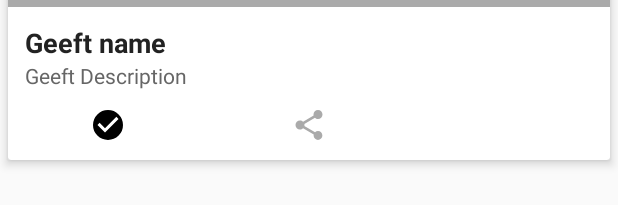
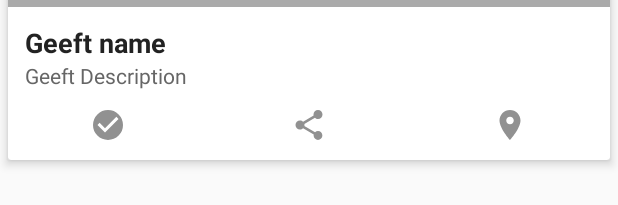
Before and after one commit to meltingpotteam/geeft, an Android app: the layout geeft_list_item.xml on its own in the app's theme, with its tools: preview values and no code run, on a phone screen of 412 x 824 dp. Shown: the part 465-670 px from the top of the screen. Run offline under Robolectric (Android 15) with nearby library versions, the phone set to English and light mode, and no system bars; plain views replace SimpleDraweeView.

Commit message:
addGeeft merged with master

```diff
--- a/app/src/main/AndroidManifest.xml
+++ b/app/src/main/AndroidManifest.xml
@@ -45,10 +45,6 @@
         <activity android:name=".activities.MainActivity">
         </activity>
 
-        <activity android:name="com.facebook.FacebookActivity"
-                  android:configChanges=
-                      "keyboard|keyboardHidden|screenLayout|screenSize|orientation"
-                  android:theme="@style/AppTheme"/>
 
         <!-- add geeft activity-->
         <activity android:name=".activities.AddGeeft"
--- a/app/src/main/res/drawable-hdpi/ic_menu_share_white.xml
+++ /dev/null
@@ -1,9 +0,0 @@
-<vector xmlns:android="http://schemas.android.com/apk/res/android"
-        android:width="24dp"
-        android:height="24dp"
-        android:viewportHeight="24.0"
-        android:viewportWidth="24.0">
-    <path
-        android:fillColor="@android:color/darker_gray"
-        android:pathData="M18,16.08c-0.76,0 -1.44,0.3 -1.96,0.77L8.91,12.7c0.05,-0.23 0.09,-0.46 0.09,-0.7s-0.04,-0.47 -0.09,-0.7l7.05,-4.11c0.54,0.5 1.25,0.81 2.04,0.81 1.66,0 3,-1.34 3,-3s-1.34,-3 -3,-3 -3,1.34 -3,3c0,0.24 0.04,0.47 0.09,0.7L8.04,9.81C7.5,9.31 6.79,9 6,9c-1.66,0 -3,1.34 -3,3s1.34,3 3,3c0.79,0 1.5,-0.31 2.04,-0.81l7.12,4.16c-0.05,0.21 -0.08,0.43 -0.08,0.65 0,1.61 1.31,2.92 2.92,2.92 1.61,0 2.92,-1.31 2.92,-2.92s-1.31,-2.92 -2.92,-2.92z"/>
-</vector>
--- a/app/src/main/res/drawable-nodpi/ic_menu_share_white.xml
+++ b/app/src/main/res/drawable-nodpi/ic_menu_share_white.xml
@@ -4,6 +4,6 @@
         android:viewportHeight="24.0"
         android:viewportWidth="24.0">
     <path
-        android:fillColor="@android:color/darker_gray"
+        android:fillColor="@color/card_icons_color"
         android:pathData="M18,16.08c-0.76,0 -1.44,0.3 -1.96,0.77L8.91,12.7c0.05,-0.23 0.09,-0.46 0.09,-0.7s-0.04,-0.47 -0.09,-0.7l7.05,-4.11c0.54,0.5 1.25,0.81 2.04,0.81 1.66,0 3,-1.34 3,-3s-1.34,-3 -3,-3 -3,1.34 -3,3c0,0.24 0.04,0.47 0.09,0.7L8.04,9.81C7.5,9.31 6.79,9 6,9c-1.66,0 -3,1.34 -3,3s1.34,3 3,3c0.79,0 1.5,-0.31 2.04,-0.81l7.12,4.16c-0.05,0.21 -0.08,0.43 -0.08,0.65 0,1.61 1.31,2.92 2.92,2.92 1.61,0 2.92,-1.31 2.92,-2.92s-1.31,-2.92 -2.92,-2.92z"/>
 </vector>
--- a/app/src/main/res/drawable/checkbox_marked_circle.xml
+++ b/app/src/main/res/drawable/checkbox_marked_circle.xml
@@ -4,5 +4,6 @@
     android:width="24dp"
     android:viewportWidth="24"
     android:viewportHeight="24">
-    <path android:fillColor="#000" android:pathData="M10,17L5,12L6.41,10.58L10,14.17L17.59,6.58L19,8M12,2A10,10 0 0,0 2,12A10,10 0 0,0 12,22A10,10 0 0,0 22,12A10,10 0 0,0 12,2Z" />
+    <path android:fillColor="@color/card_icons_color"
+          android:pathData="M10,17L5,12L6.41,10.58L10,14.17L17.59,6.58L19,8M12,2A10,10 0 0,0 2,12A10,10 0 0,0 12,22A10,10 0 0,0 22,12A10,10 0 0,0 12,2Z" />
 </vector>
--- a/app/src/main/res/drawable/ic_menu_share_white.xml
+++ /dev/null
@@ -1,9 +0,0 @@
-<vector xmlns:android="http://schemas.android.com/apk/res/android"
-        android:width="24dp"
-        android:height="24dp"
-        android:viewportHeight="24.0"
-        android:viewportWidth="24.0">
-    <path
-        android:fillColor="@android:color/darker_gray"
-        android:pathData="M18,16.08c-0.76,0 -1.44,0.3 -1.96,0.77L8.91,12.7c0.05,-0.23 0.09,-0.46 0.09,-0.7s-0.04,-0.47 -0.09,-0.7l7.05,-4.11c0.54,0.5 1.25,0.81 2.04,0.81 1.66,0 3,-1.34 3,-3s-1.34,-3 -3,-3 -3,1.34 -3,3c0,0.24 0.04,0.47 0.09,0.7L8.04,9.81C7.5,9.31 6.79,9 6,9c-1.66,0 -3,1.34 -3,3s1.34,3 3,3c0.79,0 1.5,-0.31 2.04,-0.81l7.12,4.16c-0.05,0.21 -0.08,0.43 -0.08,0.65 0,1.61 1.31,2.92 2.92,2.92 1.61,0 2.92,-1.31 2.92,-2.92s-1.31,-2.92 -2.92,-2.92z"/>
-</vector>
--- a/app/src/main/res/layout/geeft_list_item.xml
+++ b/app/src/main/res/layout/geeft_list_item.xml
@@ -159,6 +159,7 @@
                 android:layout_width="match_parent"
                 android:layout_height="match_parent"
                 android:id="@+id/geeft_info_button"
+                android:src="@drawable/ic_location_on_black_24dp"
                 android:background="@drawable/button_click_effect"
                 android:padding="@dimen/activity_vertical_margin"
                 android:clickable="true"
--- a/app/src/main/res/values/colors.xml
+++ b/app/src/main/res/values/colors.xml
@@ -17,5 +17,8 @@
     <color name="colorIcons">#FFFFFF</color>
     <color name="colorDivider">#B6B6B6</color>
 
+    <color name="card_icons_color">#919191</color>
+
+
     <color name="colorHighlight">@color/colorPrimaryLight</color>
 </resources>
```
Also changed, not shown: app/src/main/java/samurai/geeft/android/geeft/activities/MainActivity.java (+7 -5 lines), app/src/main/res/drawable-hdpi/ic_favorite_black_24dp.xml (deleted, +0 -9 lines), app/src/main/res/drawable-hdpi/ic_location_on_black_24dp.xml (+7 -7 lines), app/src/main/res/drawable/ic_favorite_black_24dp.xml (deleted, +0 -9 lines).
